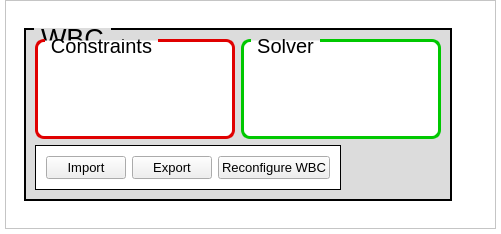
Before: the Qt Designer form src/wbc_status_gui/WbcStatusGui.ui in ARC-OPT/wbc_gui, drawn with Qt 5.
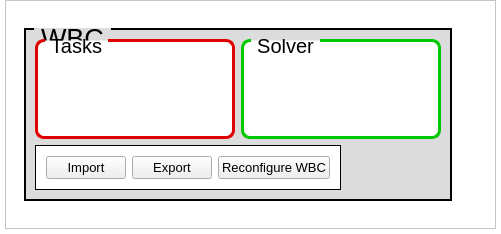
After: the same form once the commit is applied.

Commit message: Adapt to interface changes

```diff
--- a/src/wbc_status_gui/WbcStatusGui.ui
+++ b/src/wbc_status_gui/WbcStatusGui.ui
@@ -188,7 +188,7 @@
         <x>0</x>
         <y>0</y>
         <width>475</width>
-        <height>232</height>
+        <height>234</height>
        </rect>
       </property>
       <layout class="QGridLayout" name="gridLayout">
@@ -438,7 +438,7 @@
 </string>
                    </property>
                    <property name="title">
-                    <string>Constraints</string>
+                    <string>Tasks</string>
                    </property>
                   </widget>
                  </item>
```
The commit also changes 7 other files.
